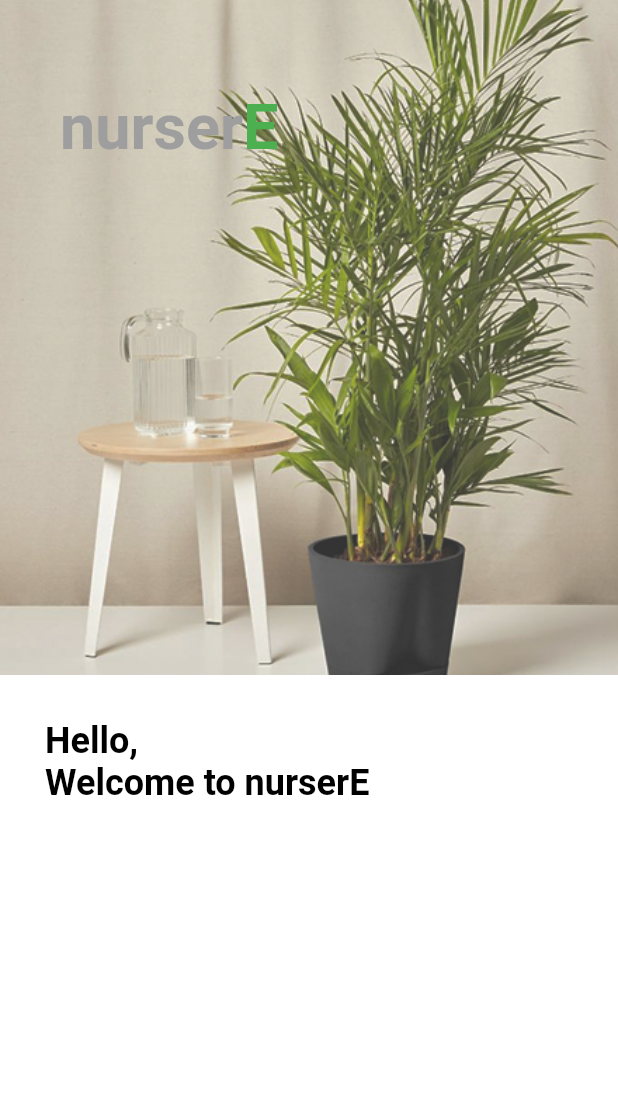
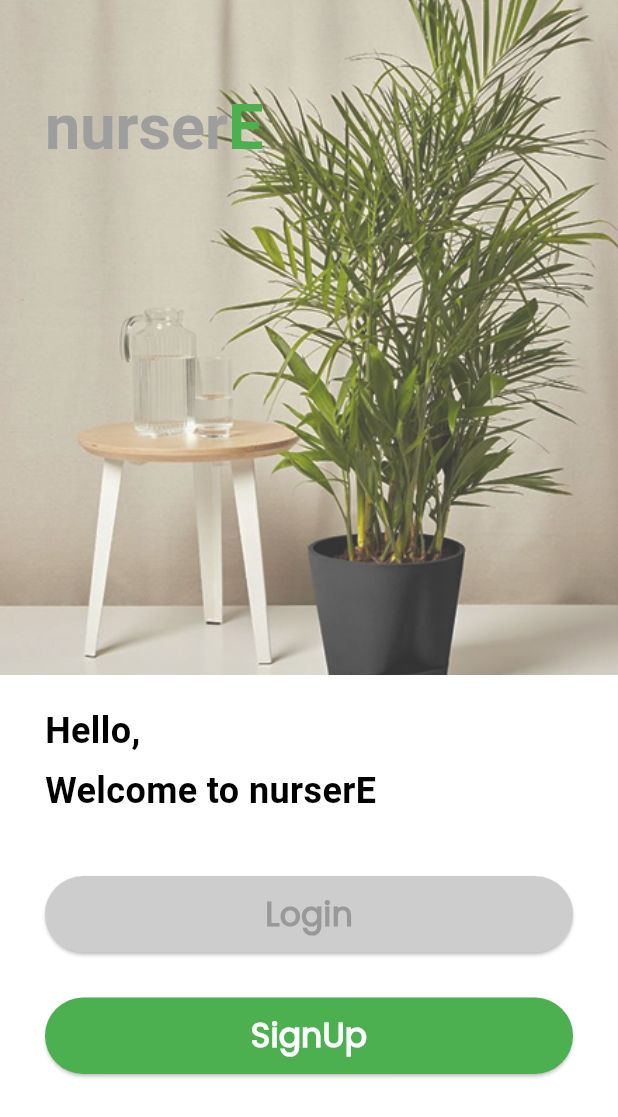
Before and after one commit to anish2500/nurser_e, a Flutter app: the screen it shows after launch, on a phone screen of 412 x 824 dp. Shown: the top 1117 px of the screen. Run offline on Flutter 3.47's test engine with Material 3 defaults, Android fonts, the light colour scheme and no system bars.

Commit message:
day 2 commits

```diff
--- a/lib/screens/display_screens.dart
+++ b/lib/screens/display_screens.dart
@@ -1,24 +1,25 @@
 import 'package:flutter/material.dart';
+import 'package:nurser_e/widgets/my_button.dart';
+import 'package:nurser_e/widgets/my_snackbar.dart';
 
 class DisplayScreens extends StatelessWidget {
   const DisplayScreens({super.key});
 
   @override
   Widget build(BuildContext context) {
-    // Heights and widths for containers
     double topContainerHeight = 450;
-    double bottomContainerHeight = 350;
 
-    // Position of RichText inside the top container
     double richTextTop = 60;
-    double richTextLeft = 40;
+    double richTextLeft = 30;
 
-    //for text below
     double bottomTextTop = 20;
     double bottomTextLeft = 30;
 
-    // For image opacity
     double imageOpacity = 0.8;
+
+    final screenWidth = MediaQuery.of(context).size.width;
+
+    final contentWidth = screenWidth - (bottomTextLeft + 30);
 
     return Scaffold(
       body: Column(
@@ -26,12 +27,12 @@ class DisplayScreens extends StatelessWidget {
           Container(
             color: Colors.white,
             height: topContainerHeight,
-            width: MediaQuery.of(context).size.width,
+            width: screenWidth,
             child: Stack(
               children: [
                 SizedBox(
                   height: topContainerHeight,
-                  width: MediaQuery.of(context).size.width,
+                  width: screenWidth,
                   child: Opacity(
                     opacity: imageOpacity,
                     child: Image.asset(
@@ -41,7 +42,6 @@ class DisplayScreens extends StatelessWidget {
                   ),
                 ),
 
-                // RichText for image
                 Positioned(
                   top: richTextTop,
                   left: richTextLeft,
@@ -74,20 +74,22 @@ class DisplayScreens extends StatelessWidget {
 
           Expanded(
             child: Container(
-              width: MediaQuery.of(context).size.width,
+              width: screenWidth,
               color: Colors.white,
-              height: bottomContainerHeight,
 
               child: Stack(
                 children: [
                   Positioned(
-                    top: bottomTextLeft,
+                    top: bottomTextTop,
                     left: bottomTextLeft,
-                    child: RichText(
-                      text: const TextSpan(
+                    child: SizedBox(
+                      width: contentWidth,
+                      child: Column(
+                        crossAxisAlignment: CrossAxisAlignment.start,
+                        mainAxisSize: MainAxisSize.min,
                         children: [
-                          TextSpan(
-                            text: 'Hello, \n',
+                          Text(
+                            'Hello,',
                             style: TextStyle(
                               color: Colors.black,
                               fontSize: 24,
@@ -95,12 +97,57 @@ class DisplayScreens extends StatelessWidget {
                             ),
                           ),
 
-                          TextSpan(
-                            text: 'Welcome to nurserE',
+                          SizedBox(height: 6),
+
+                          Text(
+                            'Welcome to nurserE',
                             style: TextStyle(
                               color: Colors.black,
                               fontSize: 24,
                               fontWeight: FontWeight.w700,
+                            ),
+                          ),
+
+                          SizedBox(height: 40),
+
+                          MyButton(
+                            text: "Login",
+                            color: const Color.fromARGB(255, 205, 205, 205),
+                            onPressed: () {
+                              showMySnackBar(
+                                context: context,
+                                message: "Login Clicked!",
+                              );
+                            },
+                            textStyle: const TextStyle(
+                              fontFamily: 'Poppins',
+                              fontWeight: FontWeight.bold,
+                              color: Color.fromARGB(
+                                255,
+                                153,
+                                153,
+                                153,
+                              ), // override default color
+                              fontSize: 22, // override default size
+                            ),
+                          ),
+
+                          SizedBox(height: 30),
+
+                          MyButton(
+                            text: "SignUp",
+                            color: Colors.green,
+                            onPressed: () {
+                              showMySnackBar(
+                                context: context,
+                                message: "SignUp Clicked!",
+                              );
+                            },
+                            textStyle: const TextStyle(
+                              fontFamily: 'Poppins',
+                              fontWeight: FontWeight.bold,
+                              color: Colors.white, // override default color
+                              fontSize: 22, // override default size
                             ),
                           ),
                         ],
--- /dev/null
+++ b/lib/widgets/my_button.dart
@@ -0,0 +1,41 @@
+import 'package:flutter/material.dart';
+
+class MyButton extends StatelessWidget {
+  const MyButton({
+    super.key,
+    required this.onPressed,
+    required this.text,
+    this.color,
+    this.textStyle,
+  });
+
+  final VoidCallback onPressed;
+  final String text;
+  final Color? color;
+  final TextStyle? textStyle;
+
+  @override
+  Widget build(BuildContext context) {
+    return SizedBox(
+      width: double.infinity,
+      child: ElevatedButton(
+        style: ElevatedButton.styleFrom(
+          backgroundColor: color ?? Colors.green,
+          padding: EdgeInsets.symmetric(horizontal: 20, vertical: 10),
+        ),
+        onPressed: onPressed,
+        child: Text(
+          text,
+          style:
+              textStyle ??
+              const TextStyle(
+                fontFamily: 'Poppins',
+                fontWeight: FontWeight.w600,
+                color: Colors.white,
+                fontSize: 20,
+              ),
+        ),
+      ),
+    );
+  }
+}
--- /dev/null
+++ b/lib/widgets/my_snackbar.dart
@@ -0,0 +1,17 @@
+import 'package:flutter/material.dart';
+
+showMySnackBar({
+  required BuildContext context,
+  required String message,
+
+  Color? color,
+}) {
+  ScaffoldMessenger.of(context).showSnackBar(
+    SnackBar(
+      content: Text(message),
+      backgroundColor: color ?? Colors.green,
+      duration: const Duration(seconds: 1),
+      behavior: SnackBarBehavior.floating,
+    ),
+  );
+}
--- /dev/null
+++ b/lib/widgets/my_textformfield.dart
@@ -0,0 +1,34 @@
+import 'package:flutter/material.dart';
+
+class MyTextformfield extends StatelessWidget {
+  const MyTextformfield({
+    super.key,
+    required this.labelText,
+    required this.controller,
+    required this.hintText,
+    required this.errorMessage,
+  });
+
+  final TextEditingController controller;
+  final String hintText;
+  final String labelText;
+  final String errorMessage;
+
+  @override
+  Widget build(BuildContext context) {
+    return TextFormField(
+      controller: controller,
+      decoration: InputDecoration(
+        border: OutlineInputBorder(borderRadius: BorderRadius.circular(10)),
+        labelText: labelText,
+        hintText: hintText,
+      ),
+      validator: (value) {
+        if (value == null || value.trim().isEmpty) {
+          return errorMessage;
+        }
+        return null;
+      },
+    );
+  }
+}
```
Also changed, not shown: pubspec.yaml (+4 -4 lines), assets/fonts/Poppins-Regular.ttf (added), lib/screens/login_screens.dart (added).
